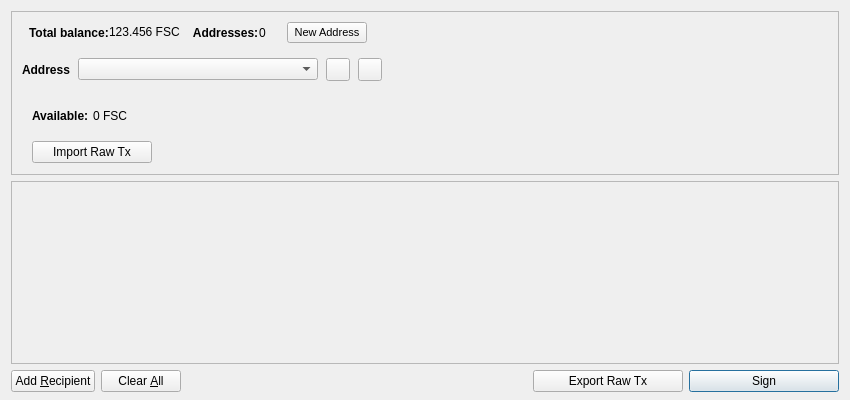
The window that src/qt/forms/multisigdialog.ui (60E/naocanfen) describes before a commit, drawn with Qt 5.
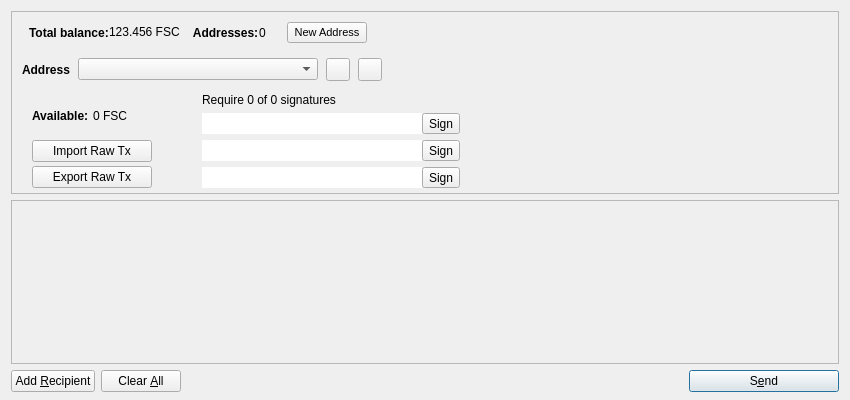
The same window after the commit. Icons and pictures are not drawn.

Commit message: choose address to sign

What changed in the file:
```diff
--- a/src/qt/forms/multisigdialog.ui
+++ b/src/qt/forms/multisigdialog.ui
@@ -41,18 +41,9 @@
       <property name="spacing">
        <number>6</number>
       </property>
-      <property name="leftMargin">
+      <property name="margin">
        <number>0</number>
       </property>
-      <property name="topMargin">
-       <number>0</number>
-      </property>
-      <property name="rightMargin">
-       <number>0</number>
-      </property>
-      <property name="bottomMargin">
-       <number>6</number>
-      </property>
       <item>
        <layout class="QVBoxLayout" name="verticalLayoutCoinControl" stretch="0,0,0,1">
         <property name="spacing">
@@ -368,18 +359,38 @@
                  </property>
                 </widget>
                </item>
+               <item>
+                <widget class="QPushButton" name="btnExportDraft">
+                 <property name="minimumSize">
+                  <size>
+                   <width>120</width>
+                   <height>0</height>
+                  </size>
+                 </property>
+                 <property name="toolTip">
+                  <string>Export draft transaction with my signature</string>
+                 </property>
+                 <property name="text">
+                  <string>Export Raw Tx</string>
+                 </property>
+                 <property name="icon">
+                  <iconset resource="../bitcoin.qrc">
+                   <normaloff>:/icons/editcopy</normaloff>:/icons/editcopy</iconset>
+                 </property>
+                </widget>
+               </item>
               </layout>
              </item>
              <item>
               <layout class="QVBoxLayout" name="verticalLayout_4">
                <property name="spacing">
-                <number>2</number>
+                <number>6</number>
                </property>
                <property name="leftMargin">
                 <number>30</number>
                </property>
                <property name="topMargin">
-                <number>10</number>
+                <number>2</number>
                </property>
                <property name="rightMargin">
                 <number>1</number>
@@ -390,30 +401,177 @@
                <item>
                 <widget class="QLabel" name="labelRequire">
                  <property name="text">
-                  <string/>
+                  <string>Require 0 of 0 signatures</string>
                  </property>
                 </widget>
                </item>
                <item>
-                <widget class="QLabel" name="labelRequireAddr0">
-                 <property name="text">
-                  <string/>
+                <layout class="QHBoxLayout" name="horizontalLayout_4">
+                 <property name="spacing">
+                  <number>0</number>
                  </property>
-                </widget>
+                 <item>
+                  <widget class="QLineEdit" name="labelRequireAddr0">
+                   <property name="sizePolicy">
+                    <sizepolicy hsizetype="Fixed" vsizetype="Preferred">
+                     <horstretch>0</horstretch>
+                     <verstretch>0</verstretch>
+                    </sizepolicy>
+                   </property>
+                   <property name="minimumSize">
+                    <size>
+                     <width>220</width>
+                     <height>0</height>
+                    </size>
+                   </property>
+                   <property name="frame">
+                    <bool>false</bool>
+                   </property>
+                   <property name="readOnly">
+                    <bool>true</bool>
+                   </property>
+                  </widget>
+                 </item>
+                 <item>
+                  <widget class="QToolButton" name="btnSign0">
+                   <property name="text">
+                    <string>Sign</string>
+                   </property>
+                   <property name="icon">
+                    <iconset resource="../bitcoin.qrc">
+                     <normaloff>:/icons/key</normaloff>:/icons/key</iconset>
+                   </property>
+                   <property name="toolButtonStyle">
+                    <enum>Qt::ToolButtonTextBesideIcon</enum>
+                   </property>
+                  </widget>
+                 </item>
+                 <item>
+                  <spacer name="horizontalSpacer_4">
+                   <property name="orientation">
+                    <enum>Qt::Horizontal</enum>
+                   </property>
+                   <property name="sizeHint" stdset="0">
+                    <size>
+                     <width>40</width>
+                     <height>20</height>
+                    </size>
+                   </property>
+                  </spacer>
+                 </item>
+                </layout>
                </item>
                <item>
-                <widget class="QLabel" name="labelRequireAddr1">
-                 <property name="text">
-                  <string/>
+                <layout class="QHBoxLayout" name="horizontalLayout_5">
+                 <property name="spacing">
+                  <number>0</number>
                  </property>
-                </widget>
+                 <item>
+                  <widget class="QLineEdit" name="labelRequireAddr1">
+                   <property name="sizePolicy">
+                    <sizepolicy hsizetype="Fixed" vsizetype="Preferred">
+                     <horstretch>0</horstretch>
+                     <verstretch>0</verstretch>
+                    </sizepolicy>
+                   </property>
+                   <property name="minimumSize">
+                    <size>
+                     <width>220</width>
+                     <height>0</height>
+                    </size>
+                   </property>
+                   <property name="frame">
+                    <bool>false</bool>
+                   </property>
+                   <property name="readOnly">
+                    <bool>true</bool>
+                   </property>
+                  </widget>
+                 </item>
+                 <item>
+                  <widget class="QToolButton" name="btnSign1">
+                   <property name="text">
+                    <string>Sign</string>
+                   </property>
+                   <property name="icon">
+                    <iconset resource="../bitcoin.qrc">
+                     <normaloff>:/icons/key</normaloff>:/icons/key</iconset>
+                   </property>
+                   <property name="toolButtonStyle">
+                    <enum>Qt::ToolButtonTextBesideIcon</enum>
+                   </property>
+                  </widget>
+                 </item>
+                 <item>
+                  <spacer name="horizontalSpacer_5">
+                   <property name="orientation">
+                    <enum>Qt::Horizontal</enum>
+                   </property>
+                   <property name="sizeHint" stdset="0">
+                    <size>
+                     <width>40</width>
+                     <height>20</height>
+                    </size>
+                   </property>
+                  </spacer>
+                 </item>
+                </layout>
                </item>
                <item>
-                <widget class="QLabel" name="labelRequireAddr2">
-                 <property name="text">
-                  <string/>
+                <layout class="QHBoxLayout" name="horizontalLayout_6">
+                 <property name="spacing">
+                  <number>0</number>
                  </property>
-                </widget>
+                 <item>
+                  <widget class="QLineEdit" name="labelRequireAddr2">
+                   <property name="sizePolicy">
+                    <sizepolicy hsizetype="Fixed" vsizetype="Preferred">
+                     <horstretch>0</horstretch>
+                     <verstretch>0</verstretch>
+                    </sizepolicy>
+                   </property>
+                   <property name="minimumSize">
+                    <size>
+                     <width>220</width>
+                     <height>0</height>
+                    </size>
+                   </property>
+                   <property name="frame">
+                    <bool>false</bool>
+                   </property>
+                   <property name="readOnly">
+                    <bool>true</bool>
+                   </property>
+                  </widget>
+                 </item>
+                 <item>
+                  <widget class="QToolButton" name="btnSign2">
+                   <property name="text">
+                    <string>Sign</string>
+                   </property>
+                   <property name="icon">
+                    <iconset resource="../bitcoin.qrc">
+                     <normaloff>:/icons/key</normaloff>:/icons/key</iconset>
+                   </property>
+                   <property name="toolButtonStyle">
+                    <enum>Qt::ToolButtonTextBesideIcon</enum>
+                   </property>
+                  </widget>
+                 </item>
+                 <item>
+                  <spacer name="horizontalSpacer_6">
+                   <property name="orientation">
+                    <enum>Qt::Horizontal</enum>
+                   </property>
+                   <property name="sizeHint" stdset="0">
+                    <size>
+                     <width>40</width>
+                     <height>20</height>
+                    </size>
+                   </property>
+                  </spacer>
+                 </item>
+                </layout>
                </item>
               </layout>
              </item>
@@ -464,7 +622,7 @@
         <x>0</x>
         <y>0</y>
         <width>828</width>
-        <height>160</height>
+        <height>134</height>
        </rect>
       </property>
       <layout class="QVBoxLayout" name="verticalLayout_2">
@@ -560,26 +718,6 @@
        </property>
       </spacer>
      </item>
-     <item>
-      <widget class="QPushButton" name="btnExportDraft">
-       <property name="minimumSize">
-        <size>
-         <width>150</width>
-         <height>0</height>
-        </size>
-       </property>
-       <property name="toolTip">
-        <string>Export draft transaction with my signature</string>
-       </property>
-       <property name="text">
-        <string>Export Raw Tx</string>
-       </property>
-       <property name="icon">
-        <iconset resource="../bitcoin.qrc">
-         <normaloff>:/icons/editcopy</normaloff>:/icons/editcopy</iconset>
-       </property>
-      </widget>
-     </item>
      <item>
       <widget class="QPushButton" name="sendButton">
        <property name="minimumSize">
@@ -592,7 +730,7 @@
         <string>Confirm the send action</string>
        </property>
        <property name="text">
-        <string>Sign</string>
+        <string>S&amp;end</string>
        </property>
        <property name="icon">
         <iconset resource="../bitcoin.qrc">
```
Left out of the diff: 2 changed lines with no effect on the pictures. The commit also changes 5 other files.
